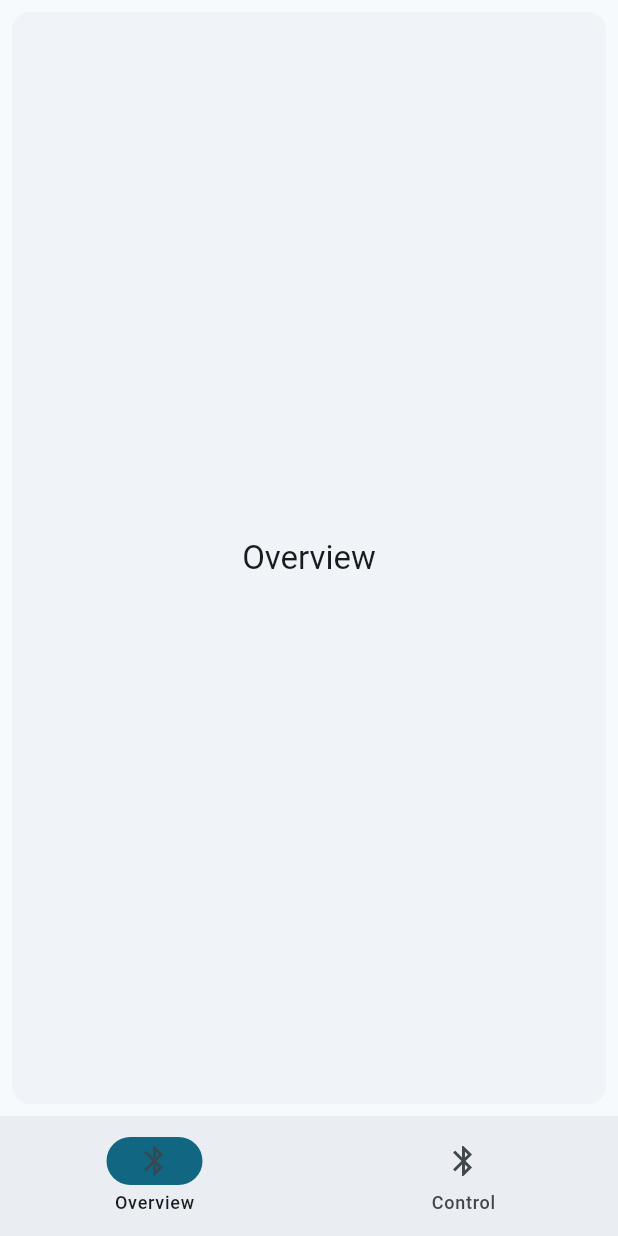
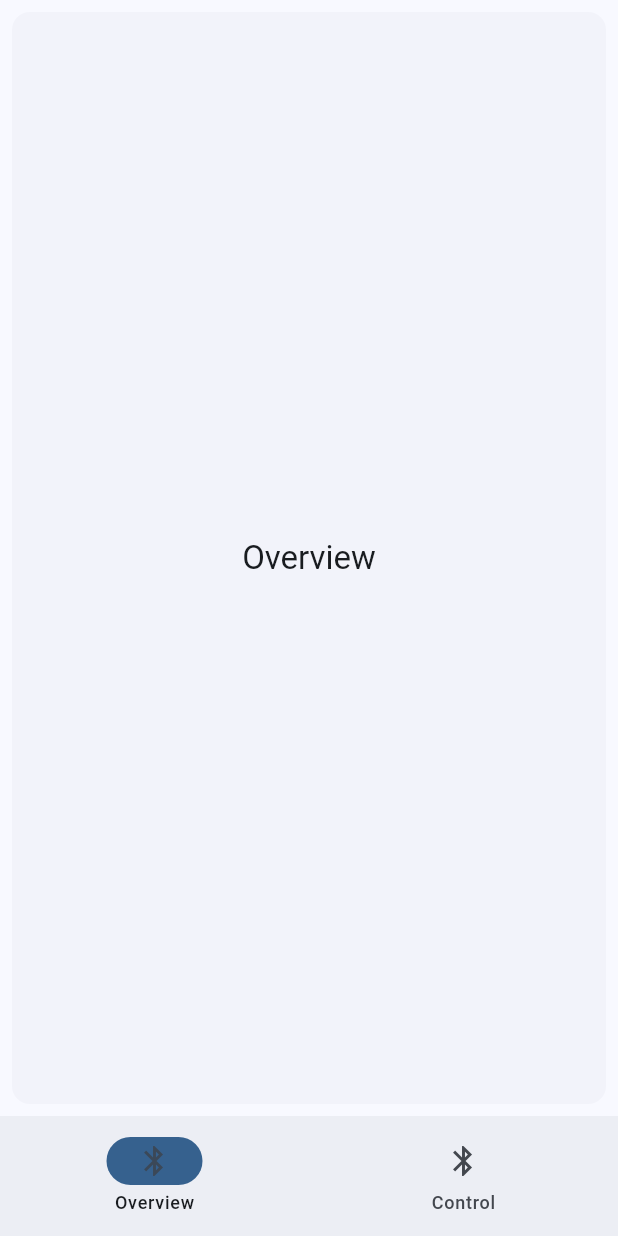
Before and after one commit to locback/FitnessMachine, a Flutter app: the screen it shows after launch, on a phone screen of 412 x 824 dp. Run offline on Flutter 3.47's test engine with Material 3 defaults, Android fonts, the phone set to English and light mode, and no system bars.

Commit message:
Added dark theme

```diff
--- a/src/lib/main.dart
+++ b/src/lib/main.dart
@@ -26,8 +26,10 @@ class MyApp extends StatelessWidget {
       title: 'OpenEqiSports',
       theme: ThemeData(
         useMaterial3: true,
-        colorScheme: ColorScheme.fromSeed(seedColor: Colors.blueGrey),
+        colorScheme: ColorScheme.fromSeed(seedColor: Colors.blue),
       ),
+      darkTheme: ThemeData.dark(), // <---- This needs some version of the fromSeed()
+      themeMode: ThemeMode.system,
       home: MainLayout(pageProvider),
     );
   }
```
